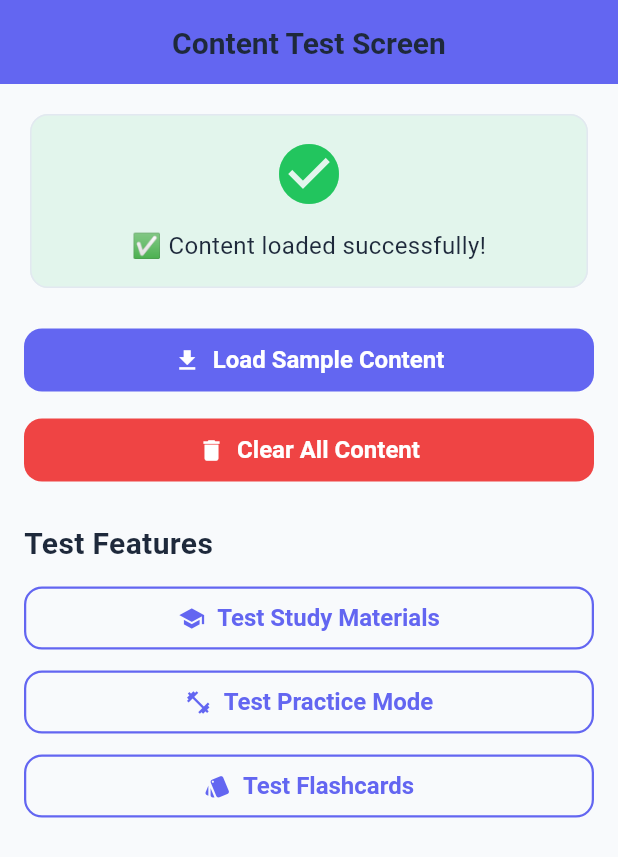
After one commit to Scarage1/padhai, a Flutter app: the ContentTestScreen screen opened by its route, after a tap on "Load Sample Content", on a phone screen of 412 x 824 dp. The commit adds this screen. Shown: the top 857 px of the screen. Run offline on Flutter 3.47's test engine with Material 3 defaults, Android fonts, the phone set to English and light mode, and no system bars; our stand-ins replace connectivity_plus, dio, drift, equatable, flutter_markdown, flutter_riverpod and 6 more; accounts and stored records are empty; generated files the repository leaves out were written again; Roboto replaces fonts that are missing (Poppins); statements that could not run were skipped.

Commit message:
feat: Add sample content and testing infrastructure

```diff
--- a/lib/app/router/app_router.dart
+++ b/lib/app/router/app_router.dart
@@ -18,6 +18,7 @@ import 'package:padhai/features/quiz/presentation/screens/quiz_result_screen.dar
 import 'package:padhai/features/bookmarks/presentation/screens/bookmarks_screen.dart';
 import 'package:padhai/features/analytics/presentation/screens/analytics_screen.dart';
 import 'package:padhai/features/review/presentation/screens/review_screen.dart';
+import 'package:padhai/features/debug/content_test_screen.dart';
 
 class AppRouter {
   static GoRouter router = GoRouter(
@@ -147,6 +148,10 @@ class AppRouter {
           );
         },
       ),
+      GoRoute(
+        path: '/debug/content-test',
+        builder: (context, state) => const ContentTestScreen(),
+      ),
     ],
     errorBuilder: (context, state) => Scaffold(
       body: Center(
--- /dev/null
+++ b/lib/core/content/content_initialization_service.dart
@@ -0,0 +1,86 @@
+// lib/core/content/content_initialization_service.dart
+import 'package:flutter/foundation.dart';
+import 'package:padhai/core/content/content_loader.dart';
+import 'package:padhai/core/database/app_database.dart';
+
+/// Service to initialize and load content into the database
+class ContentInitializationService {
+  final AppDatabase _database;
+  final ContentLoader _contentLoader;
+
+  ContentInitializationService(this._database)
+      : _contentLoader = ContentLoader(_database);
+
+  /// Load all sample content for testing
+  /// Returns true if successful, false otherwise
+  Future<bool> loadSampleContent() async {
+    try {
+      debugPrint('🔄 Loading sample content...');
+
+      // Load questions
+      final questionsLoaded = await _contentLoader.loadQuestionsFromJson(
+        'assets/content/questions_science_ch1.json',
+      );
+      debugPrint('✅ Loaded $questionsLoaded questions');
+
+      // Load study resources
+      final resourcesLoaded = await _contentLoader.loadStudyResourcesFromJson(
+        'assets/content/resources_science_ch1.json',
+      );
+      debugPrint('✅ Loaded $resourcesLoaded study resources');
+
+      // Load flashcards
+      final flashcardsLoaded = await _contentLoader.loadFlashcardsFromJson(
+        'assets/content/flashcards_science_ch1.json',
+      );
+      debugPrint('✅ Loaded $flashcardsLoaded flashcards');
+
+      debugPrint('🎉 Sample content loaded successfully!');
+      return true;
+    } catch (e, stackTrace) {
+      debugPrint('❌ Error loading sample content: $e');
+      debugPrint('Stack trace: $stackTrace');
+      return false;
+    }
+  }
+
+  /// Check if content is already loaded
+  Future<bool> isContentLoaded() async {
+    try {
+      final questions = await _database.questionsDao.getAllQuestions();
+      return questions.isNotEmpty;
+    } catch (e) {
+      return false;
+    }
+  }
+
+  /// Clear all content from database (for testing)
+  Future<void> clearAllContent() async {
+    try {
+      debugPrint('🗑️ Clearing all content...');
+
+      // Delete all questions
+      await _database.delete(_database.questions).go();
+
+      // Delete all study resources
+      await _database.delete(_database.studyResources).go();
+
+      // Delete all flashcards
+      await _database.delete(_database.flashcards).go();
+
+      debugPrint('✅ All content cleared');
+    } catch (e) {
+      debugPrint('❌ Error clearing content: $e');
+    }
+  }
+
+  /// Load content if not already loaded
+  Future<bool> ensureContentLoaded() async {
+    final isLoaded = await isContentLoaded();
+    if (isLoaded) {
+      debugPrint('ℹ️ Content already loaded, skipping...');
+      return true;
+    }
+    return await loadSampleContent();
+  }
+}
--- a/lib/features/dashboard/presentation/screens/dashboard_screen.dart
+++ b/lib/features/dashboard/presentation/screens/dashboard_screen.dart
@@ -41,6 +41,13 @@ class _DashboardScreenState extends ConsumerState<DashboardScreen> {
         foregroundColor: Colors.white,
         elevation: 0,
         actions: [
+          IconButton(
+            icon: const Icon(Icons.bug_report),
+            tooltip: 'Content Test',
+            onPressed: () {
+              context.push('/debug/content-test');
+            },
+          ),
           IconButton(
             icon: const Icon(Icons.person),
             onPressed: () {
--- /dev/null
+++ b/lib/features/debug/content_test_screen.dart
@@ -0,0 +1,190 @@
+// lib/features/debug/content_test_screen.dart
+import 'package:flutter/material.dart';
+import 'package:go_router/go_router.dart';
+import 'package:padhai/app/theme/app_colors.dart';
+import 'package:padhai/app/theme/app_spacing.dart';
+import 'package:padhai/app/theme/app_typography.dart';
+import 'package:padhai/core/content/content_initialization_service.dart';
+import 'package:padhai/core/database/app_database.dart';
+import 'package:padhai/core/di/injection.dart';
+
+class ContentTestScreen extends StatefulWidget {
+  const ContentTestScreen({super.key});
+
+  @override
+  State<ContentTestScreen> createState() => _ContentTestScreenState();
+}
+
+class _ContentTestScreenState extends State<ContentTestScreen> {
+  late final ContentInitializationService _contentService;
+  bool _isLoading = false;
+  String _statusMessage = 'Ready to load content';
+  bool _isContentLoaded = false;
+
+  @override
+  void initState() {
+    super.initState();
+    _contentService = ContentInitializationService(getIt<AppDatabase>());
+    _checkContentStatus();
+  }
+
+  Future<void> _checkContentStatus() async {
+    final isLoaded = await _contentService.isContentLoaded();
+    setState(() {
+      _isContentLoaded = isLoaded;
+      _statusMessage = isLoaded
+          ? '✅ Content is already loaded'
+          : 'ℹ️ No content loaded yet';
+    });
+  }
+
+  Future<void> _loadContent() async {
+    setState(() {
+      _isLoading = true;
+      _statusMessage = '🔄 Loading content...';
+    });
+
+    final success = await _contentService.loadSampleContent();
+
+    setState(() {
+      _isLoading = false;
+      _isContentLoaded = success;
+      _statusMessage = success
+          ? '✅ Content loaded successfully!'
+          : '❌ Failed to load content';
+    });
+  }
+
+  Future<void> _clearContent() async {
+    setState(() {
+      _isLoading = true;
+      _statusMessage = '🗑️ Clearing content...';
+    });
+
+    await _contentService.clearAllContent();
+
+    setState(() {
+      _isLoading = false;
+      _isContentLoaded = false;
+      _statusMessage = '✅ Content cleared successfully';
+    });
+  }
+
+  @override
+  Widget build(BuildContext context) {
+    return Scaffold(
+      backgroundColor: AppColors.background,
+      appBar: AppBar(
+        title: const Text('Content Test Screen'),
+        backgroundColor: AppColors.primary,
+        foregroundColor: Colors.white,
+      ),
+      body: Padding(
+        padding: const EdgeInsets.all(AppSpacing.lg),
+        child: Column(
+          crossAxisAlignment: CrossAxisAlignment.stretch,
+          children: [
+            // Status Card
+            Card(
+              color: _isContentLoaded ? AppColors.success.withOpacity(0.1) : AppColors.warning.withOpacity(0.1),
+              child: Padding(
+                padding: const EdgeInsets.all(AppSpacing.lg),
+                child: Column(
+                  children: [
+                    Icon(
+                      _isContentLoaded ? Icons.check_circle : Icons.info,
+                      size: 48,
+                      color: _isContentLoaded ? AppColors.success : AppColors.warning,
+                    ),
+                    const SizedBox(height: AppSpacing.md),
+                    Text(
+                      _statusMessage,
+                      style: AppTypography.bodyLarge,
+                      textAlign: TextAlign.center,
+                    ),
+                  ],
+                ),
+              ),
+            ),
+            const SizedBox(height: AppSpacing.xl),
+
+            // Action Buttons
+            ElevatedButton.icon(
+              onPressed: _isLoading ? null : _loadContent,
+              icon: _isLoading
+                  ? const SizedBox(
+                      width: 20,
+                      height: 20,
+                      child: CircularProgressIndicator(strokeWidth: 2),
+                    )
+                  : const Icon(Icons.download),
+              label: Text(_isLoading ? 'Loading...' : 'Load Sample Content'),
+              style: ElevatedButton.styleFrom(
+                backgroundColor: AppColors.primary,
+                foregroundColor: Colors.white,
+                padding: const EdgeInsets.all(AppSpacing.md),
+              ),
+            ),
+            const SizedBox(height: AppSpacing.md),
+
+            ElevatedButton.icon(
+              onPressed: _isLoading || !_isContentLoaded ? null : _clearContent,
+              icon: const Icon(Icons.delete),
+              label: const Text('Clear All Content'),
+              style: ElevatedButton.styleFrom(
+                backgroundColor: AppColors.error,
+                foregroundColor: Colors.white,
+                padding: const EdgeInsets.all(AppSpacing.md),
+              ),
+            ),
+            const SizedBox(height: AppSpacing.xxl),
+
+            // Test Feature Buttons
+            if (_isContentLoaded) ...[
+              Text(
+                'Test Features',
+                style: AppTypography.h3,
+              ),
+              const SizedBox(height: AppSpacing.md),
+
+              OutlinedButton.icon(
+                onPressed: () {
+                  context.push('/chapter/1/study-materials?name=Nutrition in Plants');
+                },
+                icon: const Icon(Icons.school),
+                label: const Text('Test Study Materials'),
+                style: OutlinedButton.styleFrom(
+                  padding: const EdgeInsets.all(AppSpacing.md),
+                ),
+              ),
+              const SizedBox(height: AppSpacing.sm),
+
+              OutlinedButton.icon(
+                onPressed: () {
+                  context.push('/chapter/1/practice?name=Nutrition in Plants');
+                },
+                icon: const Icon(Icons.fitness_center),
+                label: const Text('Test Practice Mode'),
+                style: OutlinedButton.styleFrom(
+                  padding: const EdgeInsets.all(AppSpacing.md),
+                ),
+              ),
+              const SizedBox(height: AppSpacing.sm),
+
+              OutlinedButton.icon(
+                onPressed: () {
+                  context.push('/topic/1/flashcards?name=Photosynthesis');
+                },
+                icon: const Icon(Icons.style),
+                label: const Text('Test Flashcards'),
+                style: OutlinedButton.styleFrom(
+                  padding: const EdgeInsets.all(AppSpacing.md),
+                ),
+              ),
+            ],
+          ],
+        ),
+      ),
+    );
+  }
+}
--- a/pubspec.yaml
+++ b/pubspec.yaml
@@ -95,6 +95,6 @@ flutter:
   #         weight: 700
 
   # Assets - TODO: Add actual asset files
-  # assets:
-  #   - assets/images/
-  #   - assets/icons/
+  assets:
+    - assets/content/
+    - assets/images/
```
Also changed, not shown: assets/content/flashcards_science_ch1.json (added, +109 -0 lines), assets/content/questions_science_ch1.json (added, +78 -0 lines), assets/content/resources_science_ch1.json (added, +36 -0 lines).
